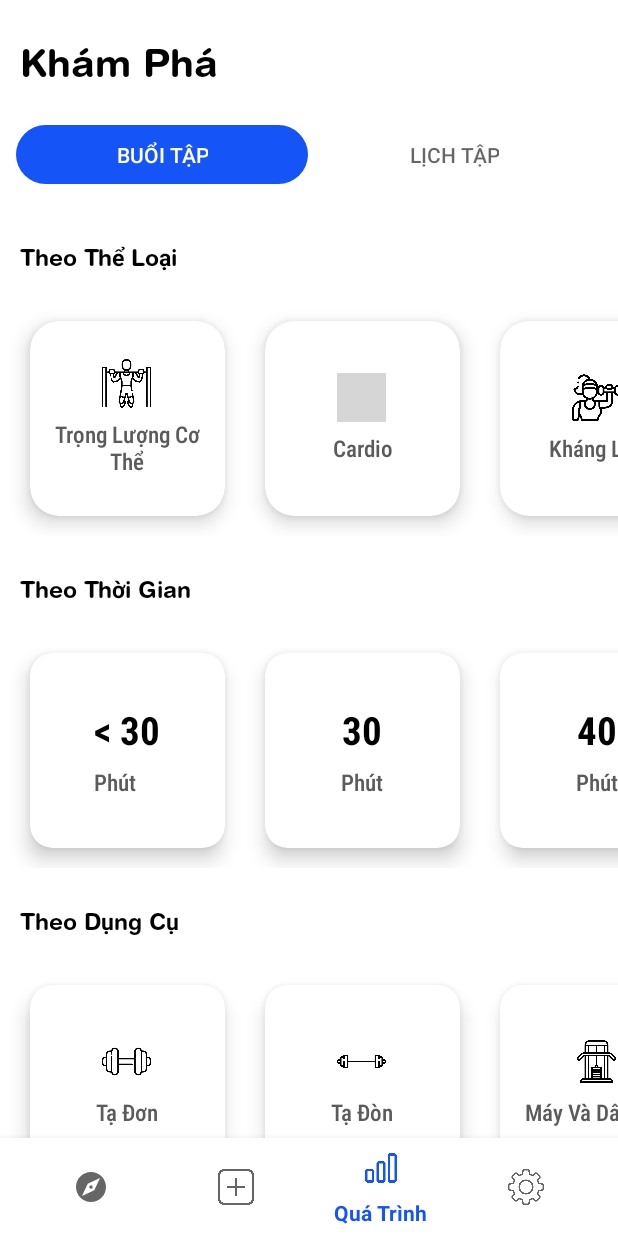
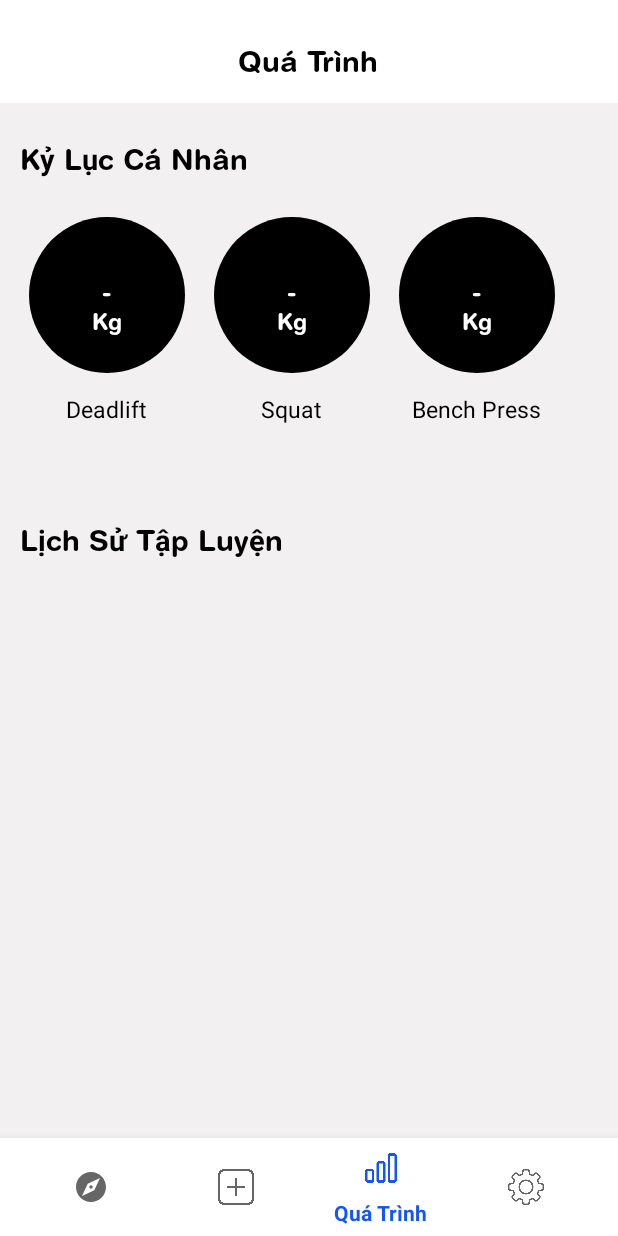
Before and after one commit to dmt231/Fitness, an Android app: the screen it shows after launch once a user with an empty profile is signed in (MainActivity), item 3 of the bottom bar chosen, on a phone screen of 412 x 824 dp. Run offline under Robolectric (Android 15) with nearby library versions, the phone set to English and light mode, and no system bars; our stand-ins replace Firebase (no records; nobody signed in at launch, a user with empty details on screens opened directly), sdp/ssp sizes; grey boxes are pictures that could not be loaded.

Commit message:
Add progress, change Repeat Workout

```diff
--- a/app/build.gradle
+++ b/app/build.gradle
@@ -39,9 +39,9 @@ android {
 
 dependencies {
 
-    implementation 'androidx.core:core-ktx:1.7.0'
+    implementation 'androidx.core:core-ktx:1.10.1'
     implementation 'androidx.appcompat:appcompat:1.6.1'
-    implementation 'com.google.android.material:material:1.11.0'
+    implementation 'com.google.android.material:material:1.9.0'
     implementation 'androidx.constraintlayout:constraintlayout:2.1.4'
     implementation 'com.google.firebase:firebase-firestore:24.11.1'
     implementation 'com.google.firebase:firebase-auth:22.3.1'
--- a/app/src/main/java/com/example/fitness/MainActivity.kt
+++ b/app/src/main/java/com/example/fitness/MainActivity.kt
@@ -16,7 +16,11 @@ class MainActivity : AppCompatActivity() {
     private fun replaceMainFragment(){
         val mainFragment = MainFragment()
         val fragmentTrans = this.supportFragmentManager.beginTransaction()
+        val bundle = Bundle()
+        bundle.putString("Tab", "Explore")
+        mainFragment.arguments = bundle
         fragmentTrans.replace(R.id.layout_main_activity, mainFragment)
         fragmentTrans.commit()
     }
+
 }
--- a/app/src/main/java/com/example/fitness/adapter_recyclerView/adapter_excercise/AdapterExerciseInStartWorkout.kt
+++ b/app/src/main/java/com/example/fitness/adapter_recyclerView/adapter_excercise/AdapterExerciseInStartWorkout.kt
@@ -42,12 +42,16 @@ class AdapterExerciseInStartWorkout(listExerciseInWorkout: ArrayList<ExerciseInW
             .load(exerciseModel.getImage())
             .into(holder.viewBinding.imagesCustomList)
         holder.viewBinding.nameExercise.text = exerciseModel.getName()
+        if(exerciseModel.getRep() != null) {
             if (!exerciseModel.getRep()!!.contains("Minutes") && !exerciseModel.getRep()!!
                     .contains("Second") && !exerciseModel.getRep()!!.contains("Hour")
             ) {
                 holder.viewBinding.rep.text = exerciseModel.getRep() + " Rep"
             } else {
                 holder.viewBinding.rep.text = exerciseModel.getRep()
+            }
+        }else{
+            holder.viewBinding.rep.text = exerciseModel.getSetRep()
         }
         holder.viewBinding.checkBox.isChecked = exerciseModel.getChecked()
         holder.viewBinding.checkBox.setOnClickListener {
--- a/app/src/main/java/com/example/fitness/main/MainFragment.kt
+++ b/app/src/main/java/com/example/fitness/main/MainFragment.kt
@@ -8,22 +8,60 @@ import androidx.fragment.app.Fragment
 import com.example.fitness.R
 import com.example.fitness.databinding.LayoutMainFragmentBinding
 import com.example.fitness.explore.ExploreFragment
+import com.example.fitness.progress.ProgressFragment
 
 class MainFragment : Fragment() {
     private lateinit var viewBinding : LayoutMainFragmentBinding
+    private var type : String = ""
     override fun onCreateView(
         inflater: LayoutInflater,
         container: ViewGroup?,
         savedInstanceState: Bundle?
     ): View? {
         viewBinding = LayoutMainFragmentBinding.inflate(inflater, container, false)
-        changedToExplore()
+        getData()
+        onSelectedItemMenuBar()
         return viewBinding.root
     }
+    private fun getData(){
+        val bundle = arguments
+        if(bundle != null){
+            type = bundle["Tab"] as String
+            if(type == "Explore"){
+                changedToExplore()
+                viewBinding.bottomBar.menu.findItem(R.id.explore).isChecked = true
+            }else if(type == "Progress"){
+                changedToProgress()
+                viewBinding.bottomBar.menu.findItem(R.id.progress).isChecked = true
+            }
+        }
+    }
+
     private fun changedToExplore(){
         val exploreFragment = ExploreFragment()
         val fragmentTrans = requireActivity().supportFragmentManager.beginTransaction()
         fragmentTrans.replace(R.id.mainLayout, exploreFragment)
         fragmentTrans.commit()
     }
+    private fun changedToProgress(){
+        val progressFragment = ProgressFragment()
+        val fragmentTrans = requireActivity().supportFragmentManager.beginTransaction()
+        fragmentTrans.replace(R.id.mainLayout, progressFragment)
+        fragmentTrans.commit()
+    }
+    private fun onSelectedItemMenuBar(){
+        viewBinding.bottomBar.setOnItemSelectedListener {
+            when(it.itemId){
+                R.id.explore ->{
+                    changedToExplore()
+                    viewBinding.bottomBar.menu.findItem(R.id.explore).isChecked=true
+                }
+                R.id.progress ->{
+                    changedToProgress()
+                    viewBinding.bottomBar.menu.findItem(R.id.progress).isChecked=true
+                }
+            }
+            false
+        }
+    }
 }
--- /dev/null
+++ b/app/src/main/java/com/example/fitness/progress/ProgressFragment.kt
@@ -0,0 +1,20 @@
+package com.example.fitness.progress
+
+import android.os.Bundle
+import android.view.LayoutInflater
+import android.view.View
+import android.view.ViewGroup
+import androidx.fragment.app.Fragment
+import com.example.fitness.databinding.LayoutProgressBinding
+
+class ProgressFragment : Fragment() {
+    private lateinit var viewBinding : LayoutProgressBinding
+    override fun onCreateView(
+        inflater: LayoutInflater,
+        container: ViewGroup?,
+        savedInstanceState: Bundle?
+    ): View? {
+        viewBinding = LayoutProgressBinding.inflate(inflater, container, false)
+        return viewBinding.root
+    }
+}
--- /dev/null
+++ b/app/src/main/res/drawable/drawable_personal_best.xml
@@ -0,0 +1,5 @@
+<?xml version="1.0" encoding="utf-8"?>
+<shape xmlns:android="http://schemas.android.com/apk/res/android">
+    <solid android:color="@color/black" />
+    <corners android:radius="300dp"/>
+</shape>
--- /dev/null
+++ b/app/src/main/res/drawable/layout_btn_no.xml
@@ -0,0 +1,5 @@
+<?xml version="1.0" encoding="utf-8"?>
+<shape xmlns:android="http://schemas.android.com/apk/res/android">
+    <solid android:color="@color/white"/>
+    <corners android:radius="1dp"/>
+</shape>
--- a/app/src/main/res/layout/layout_detail_workout.xml
+++ b/app/src/main/res/layout/layout_detail_workout.xml
@@ -196,6 +196,7 @@
                 android:layout_width="@dimen/_250sdp"
                 android:layout_height="@dimen/_35sdp"
                 android:layout_marginBottom="@dimen/_15sdp"
+                android:layout_marginTop="@dimen/_20sdp"
                 android:background="@drawable/background_button_get_started"
                 android:text="@string/txtGetStarted"
                 android:textColor="@color/white"
--- /dev/null
+++ b/app/src/main/res/layout/layout_progress.xml
@@ -0,0 +1,208 @@
+<?xml version="1.0" encoding="utf-8"?>
+<androidx.constraintlayout.widget.ConstraintLayout xmlns:android="http://schemas.android.com/apk/res/android"
+    xmlns:app="http://schemas.android.com/apk/res-auto"
+    android:layout_width="match_parent"
+    android:layout_height="match_parent"
+    android:background="#F2F0F0">
+
+    <LinearLayout
+        android:id="@+id/layout_1"
+        android:layout_width="match_parent"
+        android:layout_height="wrap_content"
+        android:background="@color/white"
+        android:gravity="center"
+        android:orientation="horizontal"
+        app:layout_constraintStart_toStartOf="parent"
+        app:layout_constraintTop_toTopOf="parent">
+
+        <TextView
+            android:id="@+id/progressTxt"
+            android:layout_width="wrap_content"
+            android:layout_height="wrap_content"
+            android:layout_marginTop="@dimen/_20sdp"
+            android:layout_marginBottom="@dimen/_15sdp"
+            android:fontFamily="@font/helvetica_rounded_bold"
+            android:text="@string/progress"
+            android:textColor="@color/black"
+            android:textSize="@dimen/_15ssp"
+            android:textStyle="bold" />
+    </LinearLayout>
+
+    <LinearLayout
+        android:id="@+id/layout_personal_best"
+        android:layout_width="match_parent"
+        android:layout_height="wrap_content"
+        android:orientation="vertical"
+        android:paddingBottom="@dimen/_30sdp"
+        app:layout_constraintStart_toStartOf="parent"
+        app:layout_constraintTop_toBottomOf="@id/layout_1">
+
+        <TextView
+            android:layout_width="wrap_content"
+            android:layout_height="wrap_content"
+            android:layout_marginStart="@dimen/_10sdp"
+            android:layout_marginTop="@dimen/_20sdp"
+            android:fontFamily="@font/helvetica_rounded_bold"
+            android:text="@string/personal_best"
+            android:textColor="@color/black"
+            android:textSize="@dimen/_15ssp" />
+
+        <LinearLayout
+            android:layout_width="match_parent"
+            android:layout_height="wrap_content"
+            android:layout_marginTop="@dimen/_20sdp"
+            android:orientation="horizontal">
+
+            <FrameLayout
+                android:layout_width="wrap_content"
+                android:layout_height="wrap_content"
+                android:layout_marginStart="@dimen/_15sdp">
+
+                <ImageView
+                    android:id="@+id/deadlift"
+                    android:layout_width="@dimen/_80sdp"
+                    android:layout_height="@dimen/_80sdp"
+                    android:background="@drawable/drawable_personal_best" />
+
+                <TextView
+                    android:id="@+id/valueDeadlift"
+                    android:layout_width="wrap_content"
+                    android:layout_height="wrap_content"
+                    android:layout_gravity="center"
+                    android:layout_marginBottom="@dimen/_15sdp"
+                    android:fontFamily="@font/helvetica_rounded_bold"
+                    android:text="-"
+                    android:textColor="@color/white"
+                    android:textSize="@dimen/_12ssp" />
+
+                <TextView
+                    android:id="@+id/metricUnit"
+                    android:layout_width="wrap_content"
+                    android:layout_height="wrap_content"
+                    android:layout_gravity="center"
+                    android:fontFamily="@font/helvetica_rounded_bold"
+                    android:text="Kg"
+                    android:textColor="@color/white"
+                    android:textSize="@dimen/_12ssp" />
+
+                <TextView
+                    android:layout_width="wrap_content"
+                    android:layout_height="wrap_content"
+                    android:layout_gravity="center_horizontal"
+                    android:layout_marginTop="@dimen/_90sdp"
+                    android:fontFamily="sans-serif"
+                    android:text="@string/deadlift"
+                    android:textColor="@color/black"
+                    android:textSize="@dimen/_12ssp" />
+            </FrameLayout>
+
+            <FrameLayout
+                android:layout_width="wrap_content"
+                android:layout_height="wrap_content"
+                android:layout_marginStart="@dimen/_15sdp">
+
+                <ImageView
+                    android:id="@+id/squat"
+                    android:layout_width="@dimen/_80sdp"
+                    android:layout_height="@dimen/_80sdp"
+                    android:background="@drawable/drawable_personal_best" />
+
+                <TextView
+                    android:id="@+id/valueSquat"
+                    android:layout_width="wrap_content"
+                    android:layout_height="wrap_content"
+                    android:layout_gravity="center"
+                    android:layout_marginBottom="@dimen/_15sdp"
+                    android:fontFamily="@font/helvetica_rounded_bold"
+                    android:text="-"
+                    android:textColor="@color/white"
+                    android:textSize="@dimen/_12ssp" />
+
+                <TextView
+                    android:id="@+id/metricUnitSquat"
+                    android:layout_width="wrap_content"
+                    android:layout_height="wrap_content"
+                    android:layout_gravity="center"
+                    android:fontFamily="@font/helvetica_rounded_bold"
+                    android:text="Kg"
+                    android:textColor="@color/white"
+                    android:textSize="@dimen/_12ssp" />
+
+                <TextView
+                    android:layout_width="wrap_content"
+                    android:layout_height="wrap_content"
+                    android:layout_gravity="center_horizontal"
+                    android:layout_marginTop="@dimen/_90sdp"
+                    android:fontFamily="sans-serif"
+                    android:text="@string/squat"
+                    android:textColor="@color/black"
+                    android:textSize="@dimen/_12ssp" />
+            </FrameLayout>
+
+            <FrameLayout
+                android:layout_width="wrap_content"
+                android:layout_height="wrap_content"
+                android:layout_marginStart="@dimen/_15sdp">
+
+                <ImageView
+                    android:id="@+id/bench_Press"
+                    android:layout_width="@dimen/_80sdp"
+                    android:layout_height="@dimen/_80sdp"
+                    android:background="@drawable/drawable_personal_best" />
+
+                <TextView
+                    android:id="@+id/valueBenchPress"
+                    android:layout_width="wrap_content"
+                    android:layout_height="wrap_content"
+                    android:layout_gravity="center"
+                    android:layout_marginBottom="@dimen/_15sdp"
+                    android:fontFamily="@font/helvetica_rounded_bold"
+                    android:text="-"
+                    android:textColor="@color/white"
+                    android:textSize="@dimen/_12ssp" />
+
+                <TextView
+                    android:id="@+id/metricUnitBenchPress"
+                    android:layout_width="wrap_content"
+                    android:layout_height="wrap_content"
+                    android:layout_gravity="center"
+                    android:fontFamily="@font/helvetica_rounded_bold"
+                    android:text="Kg"
+                    android:textColor="@color/white"
+                    android:textSize="@dimen/_12ssp" />
+
+                <TextView
+                    android:layout_width="wrap_content"
+                    android:layout_height="wrap_content"
+                    android:layout_gravity="center_horizontal"
+                    android:layout_marginTop="@dimen/_90sdp"
+                    android:fontFamily="sans-serif"
+                    android:text="@string/benchPress"
+                    android:textColor="@color/black"
+                    android:textSize="@dimen/_12ssp" />
+            </FrameLayout>
+        </LinearLayout>
+    </LinearLayout>
+    <LinearLayout
+        android:id="@+id/layout_"
+        android:layout_width="match_parent"
+        android:layout_height="wrap_content"
+        app:layout_constraintStart_toStartOf="parent"
+        app:layout_constraintTop_toBottomOf="@id/layout_personal_best"
+        android:orientation="vertical">
+        <TextView
+            android:layout_width="wrap_content"
+            android:layout_height="wrap_content"
+            android:layout_marginStart="@dimen/_10sdp"
+            android:layout_marginTop="@dimen/_20sdp"
+            android:fontFamily="@font/helvetica_rounded_bold"
+            android:text="@string/history"
+            android:textColor="@color/black"
+            android:textSize="@dimen/_15ssp" />
+        <androidx.recyclerview.widget.RecyclerView
+            android:layout_width="match_parent"
+            android:layout_height="0dp"
+            android:layout_weight="1"
+            android:layout_margin="@dimen/_10sdp"/>
+    </LinearLayout>
+</androidx.constraintlayout.widget.ConstraintLayout>
--- a/app/src/main/res/values-night/themes.xml
+++ b/app/src/main/res/values-night/themes.xml
@@ -1,6 +1,6 @@
 <resources xmlns:tools="http://schemas.android.com/tools">
     <!-- Base application theme. -->
-    <style name="Theme.Fitness" parent="Theme.MaterialComponents.DayNight.DarkActionBar">
+    <style name="Theme.Fitness" parent="Theme.AppCompat.DayNight.NoActionBar">
         <!-- Primary brand color. -->
         <item name="colorPrimary">@color/purple_200</item>
         <item name="colorPrimaryVariant">@color/purple_700</item>
--- a/app/src/main/res/values/strings.xml
+++ b/app/src/main/res/values/strings.xml
@@ -73,4 +73,15 @@
     <string name="ho_n_t_t">Hoàn Tất</string>
     <string name="h_y">HỦY</string>
     <string name="skip">Bỏ Qua</string>
+    <string name="h_y_b_t_p_luy_n">Hủy Bỏ Tập Luyện</string>
+    <string name="b_n_c_ch_c_ch_n_mu_n_h_y_bu_i_t_p_to_n_b_qu_tr_nh_s_b_m_t">Bạn có chắc chắn muốn hủy buổi tập ? Toàn bộ quá trình sẽ bị mất</string>
+    <string name="No">Không</string>
+    <string name="c">Có</string>
+    <string name="congratulation">Chúc Mừng Bạn Đã Hoàn Thành Buổi Tập ! </string>
+    <string name="workout">Buổi Tập</string>
+    <string name="personal_best">Kỷ Lục Cá Nhân</string>
+    <string name="deadlift">Deadlift</string>
+    <string name="squat">Squat</string>
+    <string name="benchPress">Bench Press</string>
+    <string name="history">Lịch Sử Tập Luyện</string>
 </resources>
--- a/build.gradle
+++ b/build.gradle
@@ -6,5 +6,5 @@ buildscript {
 plugins {
     id 'com.android.application' version '7.4.1' apply false
     id 'com.android.library' version '7.4.1' apply false
-    id 'org.jetbrains.kotlin.android' version '1.8.0' apply false
+    id 'org.jetbrains.kotlin.android' version '1.9.0' apply false
 }
```
Also changed, not shown: app/src/main/java/com/example/fitness/explore/workout/FinishWorkout.kt (added, +49 -0 lines), app/src/main/java/com/example/fitness/explore/workout/StartWorkout.kt (+101 -6 lines), app/src/main/java/com/example/fitness/model/History.kt (added, +31 -0 lines), app/src/main/java/com/example/fitness/repository/UserRepository.kt (+16 -0 lines), app/src/main/res/layout/layout_dialog_end_workout.xml (added, +74 -0 lines), app/src/main/res/layout/layout_finish_workout.xml (added, +103 -0 lines), app/src/main/res/layout/layout_menu_excercise.xml (+11 -10 lines). Lines whose indentation alone changed are shown as unchanged.
